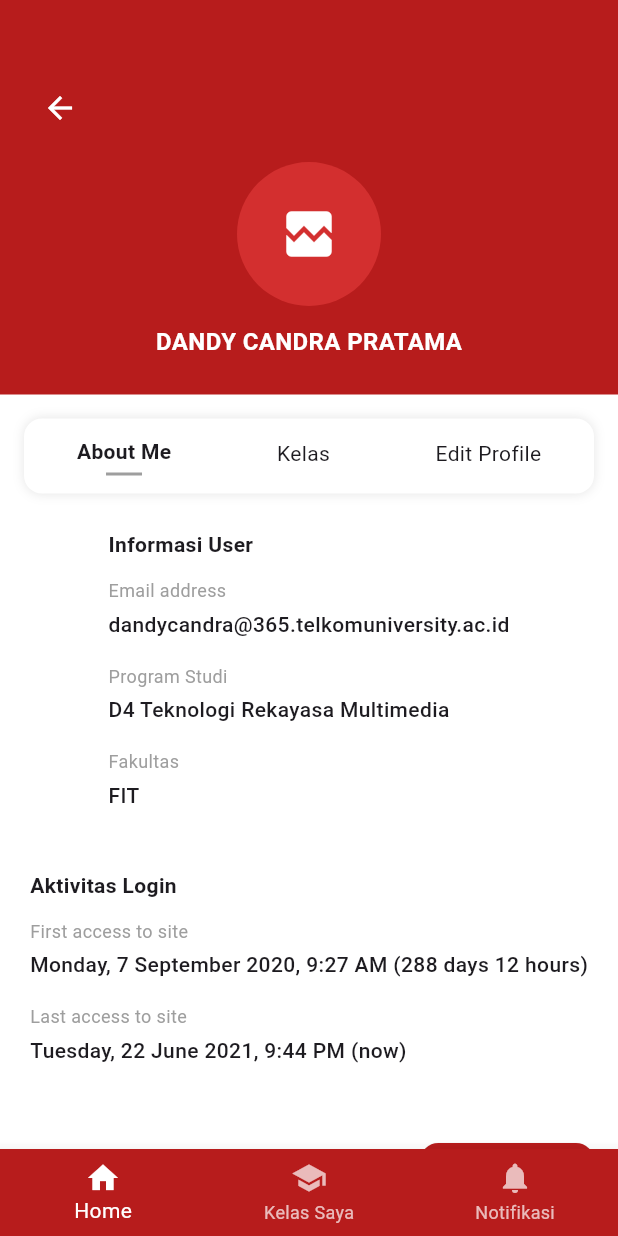
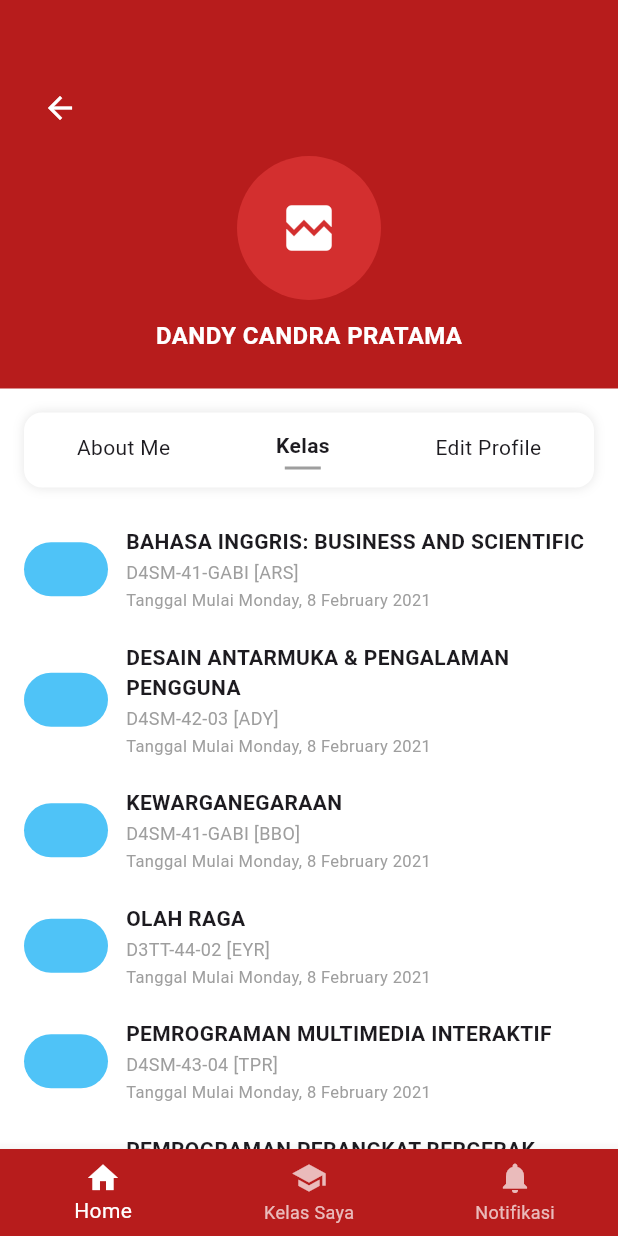
Before and after one commit to anaksantri5928/celoe_lms_app, a Flutter app: the ProfilePage screen opened directly, on a phone screen of 412 x 824 dp. Run offline on Flutter 3.47's test engine with Material 3 defaults, Android fonts, the phone set to English and light mode, and no system bars.

Commit message:
feat(ui): add  class tab navigation to profile page

```diff
--- a/lib/pages/profile_page.dart
+++ b/lib/pages/profile_page.dart
@@ -1,7 +1,14 @@
 import 'package:flutter/material.dart';
 
-class ProfilePage extends StatelessWidget {
+class ProfilePage extends StatefulWidget {
   const ProfilePage({super.key});
+
+  @override
+  State<ProfilePage> createState() => _ProfilePageState();
+}
+
+class _ProfilePageState extends State<ProfilePage> {
+  int _activeTab = 1; // 0=About Me | 1=Kelas | 2=Edit Profile
 
   static const primaryRed = Color(0xFFB71C1C);
 
@@ -10,27 +17,7 @@ class ProfilePage extends StatelessWidget {
     return Scaffold(
       backgroundColor: Colors.white,
 
-      /// BOTTOM NAVIGATION
-      bottomNavigationBar: BottomNavigationBar(
-        currentIndex: 0,
-        backgroundColor: primaryRed,
-        selectedItemColor: Colors.white,
-        unselectedItemColor: Colors.white70,
-        items: const [
-          BottomNavigationBarItem(
-            icon: Icon(Icons.home),
-            label: 'Home',
-          ),
-          BottomNavigationBarItem(
-            icon: Icon(Icons.school),
-            label: 'Kelas Saya',
-          ),
-          BottomNavigationBarItem(
-            icon: Icon(Icons.notifications),
-            label: 'Notifikasi',
-          ),
-        ],
-      ),
+      bottomNavigationBar: _bottomNav(),
 
       body: SingleChildScrollView(
         child: Column(
@@ -38,12 +25,8 @@ class ProfilePage extends StatelessWidget {
             _header(context),
             const SizedBox(height: 16),
             _tabCard(),
-            const SizedBox(height: 24),
-            _infoUser(),
-            const SizedBox(height: 24),
-            _loginActivity(),
-            const SizedBox(height: 32),
-            _logoutButton(),
+            const SizedBox(height: 16),
+            _tabContent(),
             const SizedBox(height: 32),
           ],
         ),
@@ -66,21 +49,17 @@ class ProfilePage extends StatelessWidget {
               onPressed: () => Navigator.pop(context),
             ),
           ),
-          const SizedBox(height: 12),
-
-          /// PROFILE IMAGE (fallback icon)
+          const SizedBox(height: 8),
           CircleAvatar(
             radius: 48,
             backgroundColor: Colors.red.shade700,
             child: const Icon(
               Icons.broken_image,
+              size: 40,
               color: Colors.white,
-              size: 40,
             ),
           ),
-
           const SizedBox(height: 12),
-
           const Text(
             'DANDY CANDRA PRATAMA',
             style: TextStyle(
@@ -104,36 +83,54 @@ class ProfilePage extends StatelessWidget {
           color: Colors.white,
           borderRadius: BorderRadius.circular(12),
           boxShadow: [
-            BoxShadow(
-              color: Colors.black.withOpacity(0.1),
-              blurRadius: 6,
-            ),
+            BoxShadow(color: Colors.black.withOpacity(0.1), blurRadius: 6),
           ],
         ),
         child: Row(
           mainAxisAlignment: MainAxisAlignment.spaceAround,
-          children: const [
-            _TabItem(label: 'About Me', active: true),
-            _TabItem(label: 'Kelas'),
-            _TabItem(label: 'Edit Profile'),
+          children: [
+            _TabItem(
+              label: 'About Me',
+              active: _activeTab == 0,
+              onTap: () => setState(() => _activeTab = 0),
+            ),
+            _TabItem(
+              label: 'Kelas',
+              active: _activeTab == 1,
+              onTap: () => setState(() => _activeTab = 1),
+            ),
+            _TabItem(
+              label: 'Edit Profile',
+              active: _activeTab == 2,
+              onTap: () => setState(() => _activeTab = 2),
+            ),
           ],
         ),
       ),
     );
   }
 
-  // ================= INFORMASI USER =================
-  Widget _infoUser() {
+  // ================= TAB CONTENT =================
+  Widget _tabContent() {
+    switch (_activeTab) {
+      case 0:
+        return _aboutMe();
+      case 1:
+        return _kelasList();
+      case 2:
+        return _editProfilePlaceholder();
+      default:
+        return const SizedBox();
+    }
+  }
+
+  // ================= ABOUT ME =================
+  Widget _aboutMe() {
     return Padding(
       padding: const EdgeInsets.symmetric(horizontal: 16),
       child: Column(
         crossAxisAlignment: CrossAxisAlignment.start,
         children: const [
-          Text(
-            'Informasi User',
-            style: TextStyle(fontWeight: FontWeight.bold),
-          ),
-          SizedBox(height: 12),
           _InfoItem(
             title: 'Email address',
             value: 'dandycandra@365.telkomuniversity.ac.id',
@@ -142,61 +139,104 @@ class ProfilePage extends StatelessWidget {
             title: 'Program Studi',
             value: 'D4 Teknologi Rekayasa Multimedia',
           ),
-          _InfoItem(
-            title: 'Fakultas',
-            value: 'FIT',
+          _InfoItem(title: 'Fakultas', value: 'FIT'),
+        ],
+      ),
+    );
+  }
+
+  // ================= KELAS LIST =================
+  Widget _kelasList() {
+    return Column(
+      children: [
+        _kelasItem(
+          'BAHASA INGGRIS: BUSINESS AND SCIENTIFIC',
+          'D4SM-41-GABI [ARS]',
+        ),
+        _kelasItem(
+          'DESAIN ANTARMUKA & PENGALAMAN PENGGUNA',
+          'D4SM-42-03 [ADY]',
+        ),
+        _kelasItem('KEWARGANEGARAAN', 'D4SM-41-GABI [BBO]'),
+        _kelasItem('OLAH RAGA', 'D3TT-44-02 [EYR]'),
+        _kelasItem('PEMROGRAMAN MULTIMEDIA INTERAKTIF', 'D4SM-43-04 [TPR]'),
+        _kelasItem(
+          'PEMROGRAMAN PERANGKAT BERGERAK MULTIMEDIA',
+          'D4SM-41-GABI [APJ]',
+        ),
+        _kelasItem('SISTEM OPERASI', 'D4SM-44-02 [DDS]'),
+      ],
+    );
+  }
+
+  Widget _kelasItem(String title, String subtitle) {
+    return Padding(
+      padding: const EdgeInsets.symmetric(horizontal: 16, vertical: 10),
+      child: Row(
+        children: [
+          Container(
+            width: 56,
+            height: 36,
+            decoration: BoxDecoration(
+              color: Colors.lightBlue.shade300,
+              borderRadius: BorderRadius.circular(18),
+            ),
+          ),
+          const SizedBox(width: 12),
+          Expanded(
+            child: Column(
+              crossAxisAlignment: CrossAxisAlignment.start,
+              children: [
+                Text(
+                  title,
+                  style: const TextStyle(fontWeight: FontWeight.bold),
+                ),
+                const SizedBox(height: 2),
+                Text(
+                  subtitle,
+                  style: const TextStyle(fontSize: 12, color: Colors.grey),
+                ),
+                const SizedBox(height: 2),
+                const Text(
+                  'Tanggal Mulai Monday, 8 February 2021',
+                  style: TextStyle(fontSize: 11, color: Colors.grey),
+                ),
+              ],
+            ),
           ),
         ],
       ),
     );
   }
 
-  // ================= LOGIN ACTIVITY =================
-  Widget _loginActivity() {
-    return Padding(
-      padding: const EdgeInsets.symmetric(horizontal: 16),
-      child: Column(
-        crossAxisAlignment: CrossAxisAlignment.start,
-        children: const [
-          Text(
-            'Aktivitas Login',
-            style: TextStyle(fontWeight: FontWeight.bold),
+  // ================= EDIT PROFILE =================
+  Widget _editProfilePlaceholder() {
+    return const Padding(
+      padding: EdgeInsets.all(24),
+      child: Center(
+        child: Text(
+          'Edit Profile (Coming Soon)',
+          style: TextStyle(color: Colors.grey),
         ),
-          SizedBox(height: 12),
-          _InfoItem(
-            title: 'First access to site',
-            value: 'Monday, 7 September 2020, 9:27 AM (288 days 12 hours)',
-          ),
-          _InfoItem(
-            title: 'Last access to site',
-            value: 'Tuesday, 22 June 2021, 9:44 PM (now)',
-          ),
-        ],
       ),
     );
   }
 
-  // ================= LOGOUT =================
-  Widget _logoutButton() {
-    return Padding(
-      padding: const EdgeInsets.symmetric(horizontal: 16),
-      child: Align(
-        alignment: Alignment.centerRight,
-        child: ElevatedButton.icon(
-          style: ElevatedButton.styleFrom(
+  // ================= BOTTOM NAV =================
+  Widget _bottomNav() {
+    return BottomNavigationBar(
+      currentIndex: 0,
       backgroundColor: primaryRed,
-            shape: RoundedRectangleBorder(
-              borderRadius: BorderRadius.circular(12),
+      selectedItemColor: Colors.white,
+      unselectedItemColor: Colors.white70,
+      items: const [
+        BottomNavigationBarItem(icon: Icon(Icons.home), label: 'Home'),
+        BottomNavigationBarItem(icon: Icon(Icons.school), label: 'Kelas Saya'),
+        BottomNavigationBarItem(
+          icon: Icon(Icons.notifications),
+          label: 'Notifikasi',
         ),
-          ),
-          onPressed: () {},
-          icon: const Icon(Icons.logout, color: Colors.white),
-          label: const Text(
-            'Log Out',
-            style: TextStyle(color: Colors.white),
-          ),
-        ),
-      ),
+      ],
     );
   }
 }
@@ -206,15 +246,19 @@ class ProfilePage extends StatelessWidget {
 class _TabItem extends StatelessWidget {
   final String label;
   final bool active;
+  final VoidCallback onTap;
 
   const _TabItem({
     required this.label,
-    this.active = false,
+    required this.active,
+    required this.onTap,
   });
 
   @override
   Widget build(BuildContext context) {
-    return Column(
+    return GestureDetector(
+      onTap: onTap,
+      child: Column(
         children: [
           Text(
             label,
@@ -223,13 +267,9 @@ class _TabItem extends StatelessWidget {
             ),
           ),
           const SizedBox(height: 4),
-        if (active)
-          Container(
-            width: 24,
-            height: 2,
-            color: Colors.grey,
+          if (active) Container(width: 24, height: 2, color: Colors.grey),
+        ],
       ),
-      ],
     );
   }
 }
@@ -238,10 +278,7 @@ class _InfoItem extends StatelessWidget {
   final String title;
   final String value;
 
-  const _InfoItem({
-    required this.title,
-    required this.value,
-  });
+  const _InfoItem({required this.title, required this.value});
 
   @override
   Widget build(BuildContext context) {
@@ -250,20 +287,9 @@ class _InfoItem extends StatelessWidget {
       child: Column(
         crossAxisAlignment: CrossAxisAlignment.start,
         children: [
-          Text(
-            title,
-            style: const TextStyle(
-              color: Colors.grey,
-              fontSize: 12,
-            ),
-          ),
+          Text(title, style: const TextStyle(color: Colors.grey, fontSize: 12)),
           const SizedBox(height: 4),
-          Text(
-            value,
-            style: const TextStyle(
-              fontWeight: FontWeight.w500,
-            ),
-          ),
+          Text(value, style: const TextStyle(fontWeight: FontWeight.w500)),
         ],
       ),
     );
```
Lines whose indentation alone changed are shown as unchanged.
